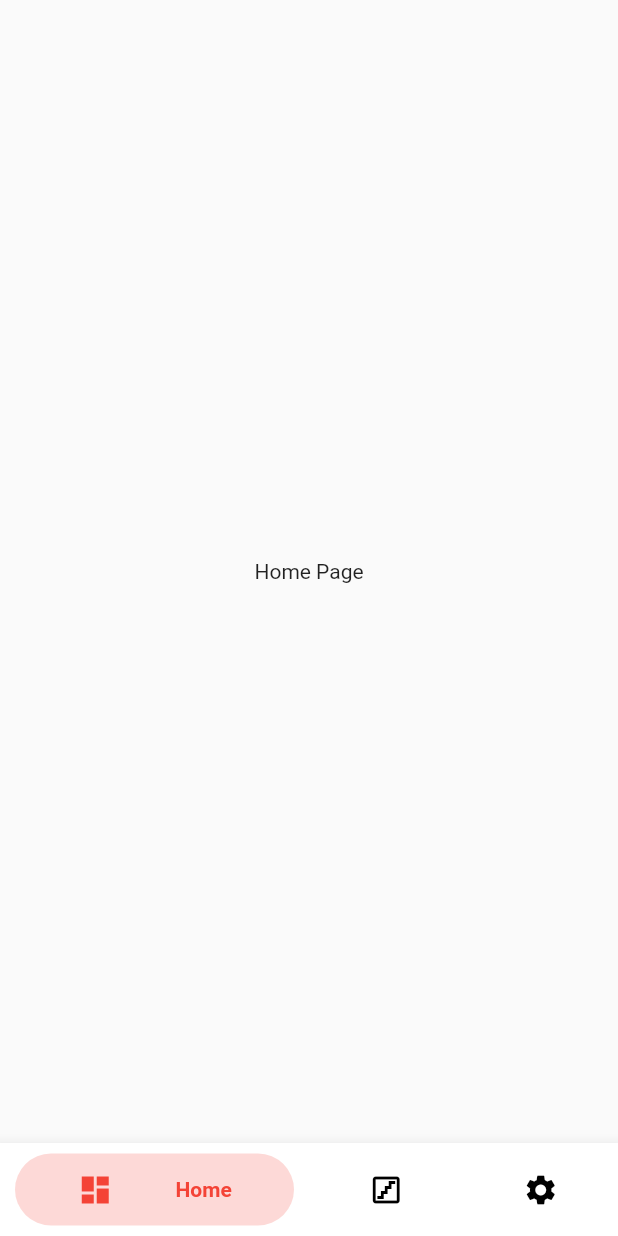
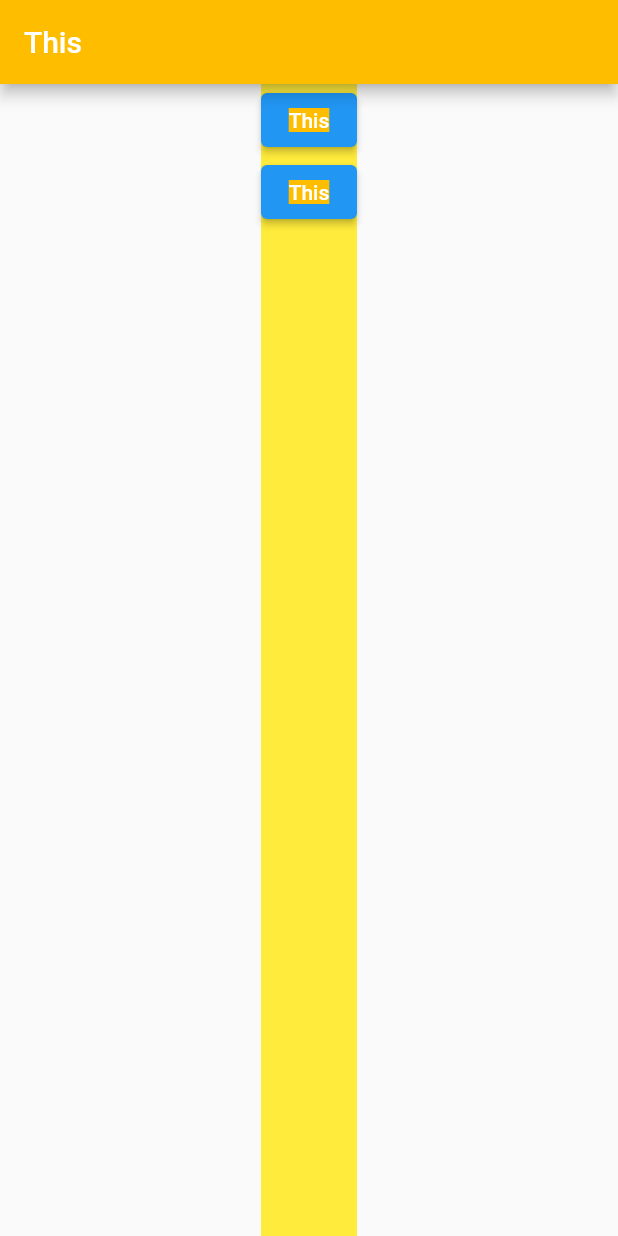
Before and after one commit to issue-one/offTime_android_app, a Flutter app: the screen it shows after launch, on a phone screen of 412 x 824 dp. Run offline on Flutter 3.47's test engine with Material 2 defaults, Android fonts, the phone set to English and light mode, and no system bars; drawn by our look-alikes of bubble_bottom_bar; our stand-ins replace bloc, carousel_slider, flutter_bloc.

Commit message:
Adding dynamic theme.

```diff
--- a/lib/main.dart
+++ b/lib/main.dart
@@ -11,12 +11,27 @@
 
 import 'package:flutter/material.dart';
 import 'package:offTime/screens/analytics_screen/AnalyticsPage.dart';
+//import 'package:offTime/screens/login_screen/LoginPage.dart';
+import 'package:offTime/screens/login_signup_screen/IntroPage.dart';
 import 'package:offTime/screens/home_screen/HomePage.dart';
-import 'package:offTime/screens/ranking_screen/RankingPage.dart';
 import 'package:offTime/screens/settings_screen/SettingsPage.dart';
 import 'package:bubble_bottom_bar/bubble_bottom_bar.dart';
+import 'package:flutter_bloc/flutter_bloc.dart';
+import 'package:offTime/widgets/widgets.dart';
+import 'package:provider/provider.dart';
 
-void main() => runApp(MyApp());
+
+void main() => runApp(
+  MultiProvider(
+      providers: [
+        BlocProvider(create: (context) => AppThemeBloc()),
+
+
+      ],
+      child: MyApp(),
+
+    ),
+);
 
 /// This is the main application widget.
 class MyApp extends StatelessWidget {
@@ -24,10 +39,15 @@ class MyApp extends StatelessWidget {
 
   @override
   Widget build(BuildContext context) {
-    return MaterialApp(
+    return BlocBuilder<AppThemeBloc, ThemeData>(builder: (context, state) {
+     return  MaterialApp(
       title: _title,
-      home: MyStatefulWidget(),
+      theme: state,
+      home: IntroPage(),
+
+
     );
+    });
   }
 }
 
--- /dev/null
+++ b/lib/screens/login_signup_screen/IntroPage.dart
@@ -0,0 +1,109 @@
+import 'package:flutter/material.dart';
+import 'package:carousel_slider/carousel_slider.dart';
+
+import 'package:flutter_bloc/flutter_bloc.dart';
+import 'package:offTime/widgets/widgets.dart';
+
+class IntroPage extends StatelessWidget{
+  static const String _title = 'Flutter Code Sample';
+
+  @override
+  Widget build(BuildContext context) {
+
+    return MaterialApp(
+      debugShowCheckedModeBanner: false,
+      title: _title,
+
+      home: Scaffold(
+        appBar: AppBar(backgroundColor: Theme.of(context).focusColor, title: Text("This"),),
+        body: Center(
+          child: Container(
+            color: Theme.of(context).primaryColor,
+            child: Column(
+              children: [
+
+                ElevatedButton(onPressed: () {
+                  context.read<AppThemeBloc>().add(ThemeEvent.darkTheme);
+                 },
+                child: Container(
+                  color: Theme.of(context).focusColor,
+                  child: Text("This")),
+
+                ),
+                ElevatedButton(onPressed: () {
+                  context.read<AppThemeBloc>().add(ThemeEvent.lightTheme);
+                 },
+                child: Container(
+                  color: Theme.of(context).focusColor,
+                  child: Text("This")),
+
+                ),
+              ],
+            ),
+          ),
+        ),
+      ),
+
+
+    );
+  }
+}
+class MyElevatedButton extends StatelessWidget{
+  final String title;
+  MyElevatedButton(this.title);
+  @override
+  Widget build(BuildContext context) {
+    return ElevatedButton(onPressed: () {
+      context.read<AppThemeBloc>().add(ThemeEvent.darkTheme);
+
+     },
+
+                  child:
+                  Text(title, style: Theme.of(context).textTheme.headline1
+                  ),
+
+                  style: ElevatedButton.styleFrom(
+                    shape: RoundedRectangleBorder(
+                    borderRadius: BorderRadius.circular(15.0),
+
+                  ),
+                primary: Theme.of(context).primaryColor,)
+
+          );
+  }
+
+
+}
+class FullscreenSliderDemo extends StatelessWidget {
+  final List<String> imgList =['assets/images/t.png', 'assets/images/t.png','assets/images/t.png'];
+
+  @override
+  Widget build(BuildContext context) {
+    return Scaffold(
+      body: Builder(
+        builder: (context) {
+
+          final double height = MediaQuery.of(context).size.height;
+
+          return CarouselSlider(
+            options: CarouselOptions(
+              height: height,
+              autoPlay: true,
+              autoPlayInterval: Duration(seconds: 2),
+              autoPlayAnimationDuration: Duration(milliseconds: 800),
+              autoPlayCurve: Curves.easeIn,
+              viewportFraction: 1.0,
+              enlargeCenterPage: false,
+              // autoPlay: false,
+            ),
+            items: imgList.map((item) => Container(
+              child: Center(
+                child: Image.asset(item, fit: BoxFit.cover, height: height,)
+              ),
+            )).toList(),
+          );
+        },
+      ),
+    );
+  }
+}
--- /dev/null
+++ b/lib/widgets/theme/app_theme.dart
@@ -0,0 +1,29 @@
+import 'package:flutter/material.dart';
+
+
+final lightAppTheme = ThemeData(
+  primaryColor: Colors.yellow,
+  accentColor: Colors.black,
+  focusColor: Color.fromRGBO(255,189,0,1.0),
+  textTheme: TextTheme(
+    headline1: TextStyle(
+      fontFamily: 'Corben',
+      fontWeight: FontWeight.w700,
+      fontSize: 24,
+      color: Colors.white,
+    ),
+  ),
+);
+final darkAppTheme = ThemeData(
+  primaryColor: Colors.black,
+  accentColor: Colors.white,
+  focusColor: Color.fromRGBO(255,189,0,1.0),
+  textTheme: TextTheme(
+    headline1: TextStyle(
+      fontFamily: 'Corben',
+      fontWeight: FontWeight.w700,
+      fontSize: 24,
+      color: Colors.white,
+    ),
+  ),
+);
--- /dev/null
+++ b/lib/widgets/theme/theme.dart
@@ -0,0 +1,2 @@
+export 'app_theme.dart';
+export 'theme_bloc.dart';
--- /dev/null
+++ b/lib/widgets/widgets.dart
@@ -0,0 +1,2 @@
+export 'UserCard.dart';
+export 'theme/theme.dart';
```
Also changed, not shown: lib/widgets/theme/theme_bloc.dart (added, +27 -0 lines), pubspec.yaml (+6 -2 lines).
